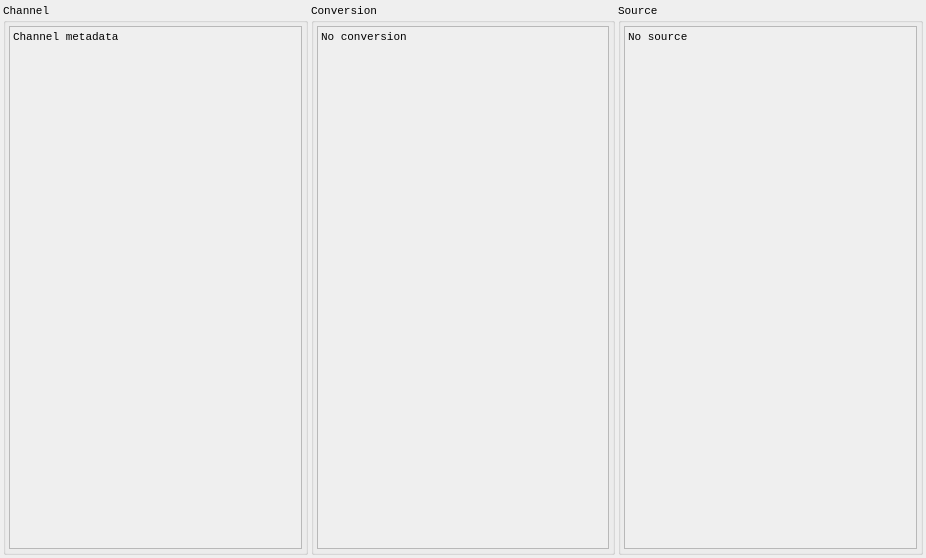
The window that src/asammdf/gui/ui/channel_info_widget.ui (danielhrisca/asammdf) describes before a commit, drawn with Qt 5.
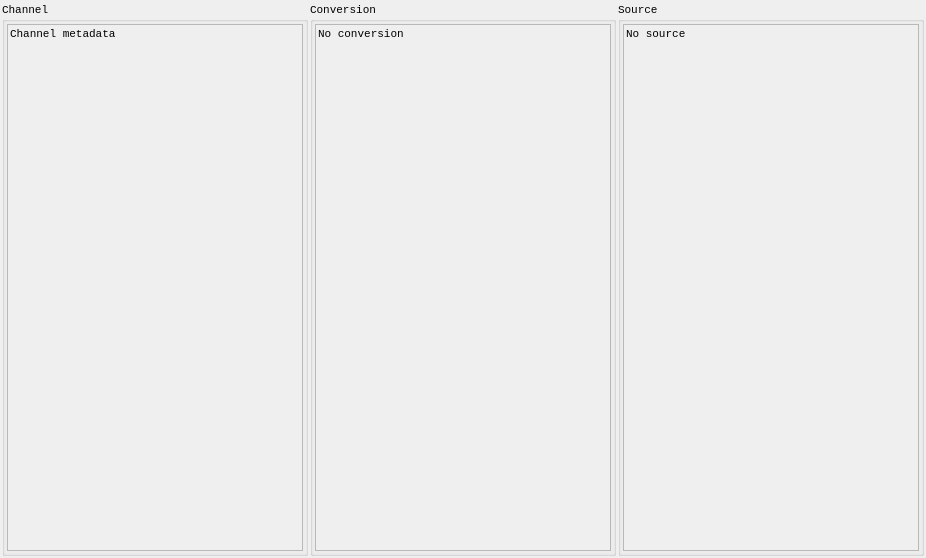
The same window after the commit.

What changed in the file:
```diff
--- a/src/asammdf/gui/ui/channel_info_widget.ui
+++ b/src/asammdf/gui/ui/channel_info_widget.ui
@@ -15,19 +15,19 @@
   </property>
   <layout class="QHBoxLayout" name="horizontalLayout">
    <property name="spacing">
-  <number>3</number>
+  <number>2</number>
 </property>
    <property name="leftMargin">
-  <number>3</number>
+  <number>2</number>
 </property>
    <property name="topMargin">
-  <number>3</number>
+  <number>2</number>
 </property>
    <property name="rightMargin">
-  <number>3</number>
+  <number>2</number>
 </property>
    <property name="bottomMargin">
-  <number>3</number>
+  <number>2</number>
 </property>
    <item>
     <widget class="QGroupBox" name="groupBox">
@@ -45,19 +45,19 @@
      </property>
      <layout class="QVBoxLayout" name="verticalLayout_4" stretch="0">
       <property name="spacing">
-  <number>3</number>
+  <number>2</number>
 </property>
       <property name="leftMargin">
-  <number>3</number>
+  <number>2</number>
 </property>
       <property name="topMargin">
-  <number>3</number>
+  <number>2</number>
 </property>
       <property name="rightMargin">
-  <number>3</number>
+  <number>2</number>
 </property>
       <property name="bottomMargin">
-  <number>3</number>
+  <number>2</number>
 </property>
       <item>
        <widget class="QScrollArea" name="scrollArea">
@@ -75,19 +75,19 @@
          </property>
          <layout class="QVBoxLayout" name="verticalLayout_3">
           <property name="spacing">
-  <number>3</number>
+  <number>2</number>
 </property>
           <property name="leftMargin">
-  <number>3</number>
+  <number>2</number>
 </property>
           <property name="topMargin">
-  <number>3</number>
+  <number>2</number>
 </property>
           <property name="rightMargin">
-  <number>3</number>
+  <number>2</number>
 </property>
           <property name="bottomMargin">
-  <number>3</number>
+  <number>2</number>
 </property>
           <item>
            <widget class="QLabel" name="channel_label">
@@ -132,19 +132,19 @@
      </property>
      <layout class="QVBoxLayout" name="verticalLayout_6">
       <property name="spacing">
-  <number>3</number>
+  <number>2</number>
 </property>
       <property name="leftMargin">
-  <number>3</number>
+  <number>2</number>
 </property>
       <property name="topMargin">
-  <number>3</number>
+  <number>2</number>
 </property>
       <property name="rightMargin">
-  <number>3</number>
+  <number>2</number>
 </property>
       <property name="bottomMargin">
-  <number>3</number>
+  <number>2</number>
 </property>
       <item>
        <widget class="QScrollArea" name="scrollArea_2">
@@ -162,19 +162,19 @@
          </property>
          <layout class="QVBoxLayout" name="verticalLayout_2">
           <property name="spacing">
-  <number>3</number>
+  <number>2</number>
 </property>
           <property name="leftMargin">
-  <number>3</number>
+  <number>2</number>
 </property>
           <property name="topMargin">
-  <number>3</number>
+  <number>2</number>
 </property>
           <property name="rightMargin">
-  <number>3</number>
+  <number>2</number>
 </property>
           <property name="bottomMargin">
-  <number>3</number>
+  <number>2</number>
 </property>
           <item>
            <widget class="QLabel" name="conversion_label">
@@ -219,19 +219,19 @@
      </property>
      <layout class="QVBoxLayout" name="verticalLayout_5">
       <property name="spacing">
-  <number>3</number>
+  <number>2</number>
 </property>
       <property name="leftMargin">
-  <number>3</number>
+  <number>2</number>
 </property>
       <property name="topMargin">
-  <number>3</number>
+  <number>2</number>
 </property>
       <property name="rightMargin">
-  <number>3</number>
+  <number>2</number>
 </property>
       <property name="bottomMargin">
-  <number>3</number>
+  <number>2</number>
 </property>
       <item>
        <widget class="QScrollArea" name="scrollArea_3">
@@ -249,19 +249,19 @@
          </property>
          <layout class="QVBoxLayout" name="verticalLayout">
           <property name="spacing">
-  <number>3</number>
+  <number>2</number>
 </property>
           <property name="leftMargin">
-  <number>3</number>
+  <number>2</number>
 </property>
           <property name="topMargin">
-  <number>3</number>
+  <number>2</number>
 </property>
           <property name="rightMargin">
-  <number>3</number>
+  <number>2</number>
 </property>
           <property name="bottomMargin">
-  <number>3</number>
+  <number>2</number>
 </property>
           <item>
            <widget class="QLabel" name="source_label">
```
